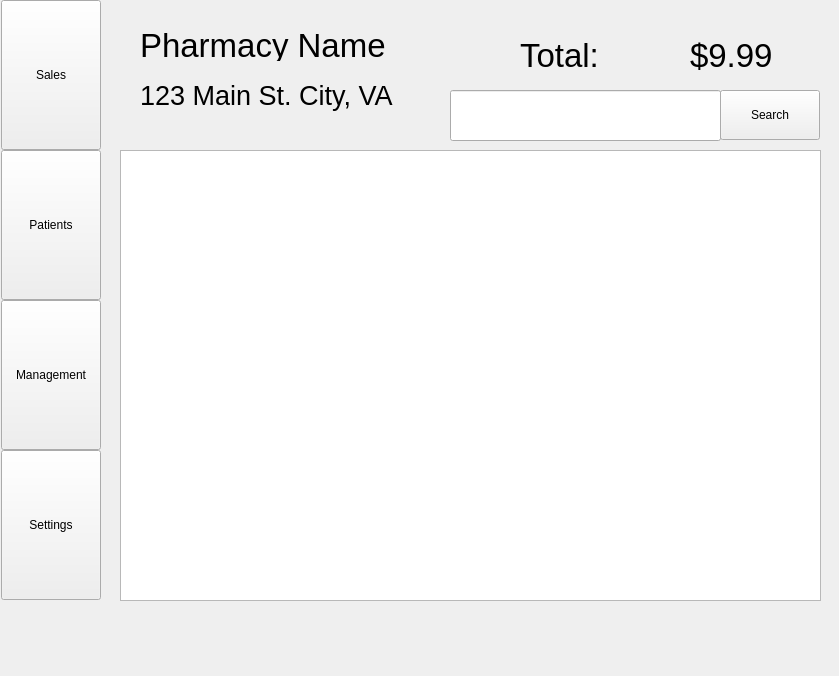
Before: the Qt Designer form mainwindow.ui in WNewsome/Pharmaceutical-Point-of-Sale, drawn with Qt 5.
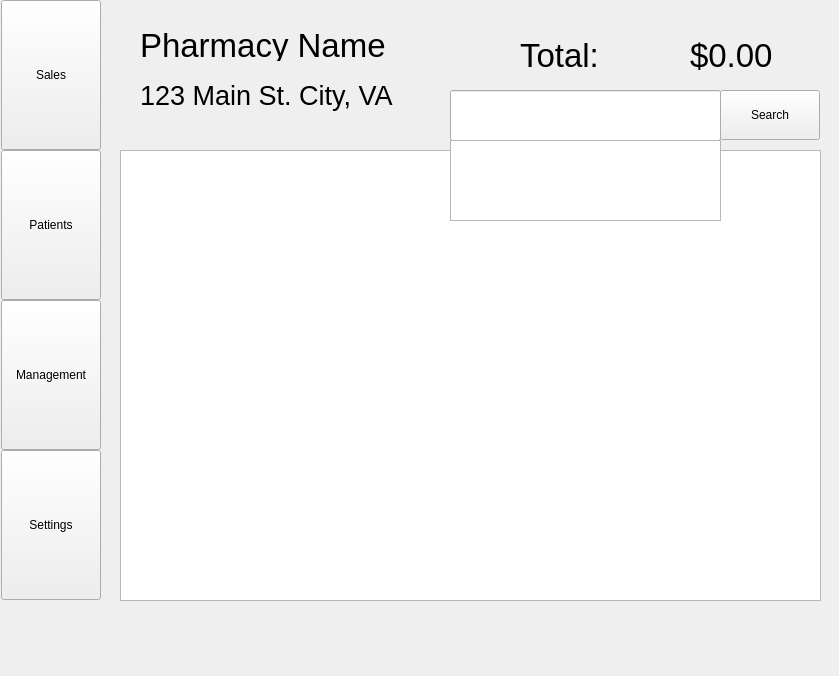
After: the same form once the commit is applied.

Commit message: dynamically add items to a shopping list

What changed in the file:
```diff
--- a/mainwindow.ui
+++ b/mainwindow.ui
@@ -85,6 +85,9 @@
     </layout>
    </widget>
    <widget class="QListWidget" name="items_list">
+    <property name="enabled">
+     <bool>true</bool>
+    </property>
     <property name="geometry">
      <rect>
       <x>120</x>
@@ -151,7 +154,7 @@
      </font>
     </property>
     <property name="text">
-     <string>$9.99</string>
+     <string>$0.00</string>
     </property>
    </widget>
    <widget class="QLabel" name="label_3">
@@ -205,6 +208,24 @@
      </font>
     </property>
    </widget>
+   <widget class="QListWidget" name="items_dropdown">
+    <property name="enabled">
+     <bool>true</bool>
+    </property>
+    <property name="geometry">
+     <rect>
+      <x>450</x>
+      <y>140</y>
+      <width>271</width>
+      <height>81</height>
+     </rect>
+    </property>
+    <property name="font">
+     <font>
+      <pointsize>15</pointsize>
+     </font>
+    </property>
+   </widget>
   </widget>
  </widget>
  <resources/>
```
Left out of the diff: 2 changed lines with no effect on the pictures. The commit also changes 2 other files.
